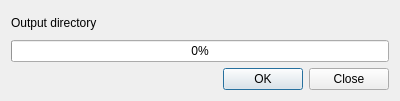
Qt form ui/qconsolidatedialogbase.ui (nicogodet/qconsolidate) before a commit.
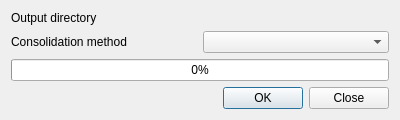
The same form after that commit. Custom widgets are drawn as their Qt base class.

Commit message: drop old code

Patch:
```diff
--- a/ui/qconsolidatedialogbase.ui
+++ b/ui/qconsolidatedialogbase.ui
@@ -7,7 +7,7 @@
     <x>0</x>
     <y>0</y>
     <width>400</width>
-    <height>101</height>
+    <height>116</height>
    </rect>
   </property>
   <property name="windowTitle">
@@ -24,14 +24,14 @@
    <item row="0" column="1">
     <widget class="QgsFileWidget" name="fwOutputDirectory" native="true"/>
    </item>
-   <item row="1" column="0" colspan="2">
+   <item row="2" column="0" colspan="2">
     <widget class="QProgressBar" name="progressBar">
      <property name="value">
       <number>0</number>
      </property>
     </widget>
    </item>
-   <item row="2" column="0" colspan="2">
+   <item row="3" column="0" colspan="2">
     <widget class="QDialogButtonBox" name="buttonBox">
      <property name="orientation">
       <enum>Qt::Horizontal</enum>
@@ -41,6 +41,16 @@
      </property>
     </widget>
    </item>
+   <item row="1" column="0">
+    <widget class="QLabel" name="label_2">
+     <property name="text">
+      <string>Consolidation method</string>
+     </property>
+    </widget>
+   </item>
+   <item row="1" column="1">
+    <widget class="QComboBox" name="cmbConsolidateMethod"/>
+   </item>
   </layout>
  </widget>
  <customwidgets>
```
The commit also changes 1 other file.
